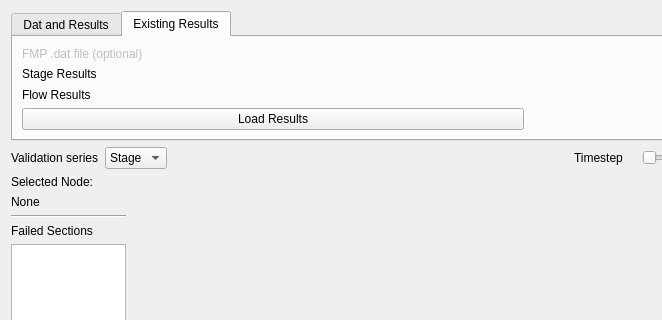
Before: the Qt Designer form plugin/mod_check/forms/ui_fmpstability_check_dialog.ui in duncan-r/ModCheck, drawn with Qt 5; both pictures show x 0 to 662 and y 0 to 320 of the 1053 by 749 pixel window.
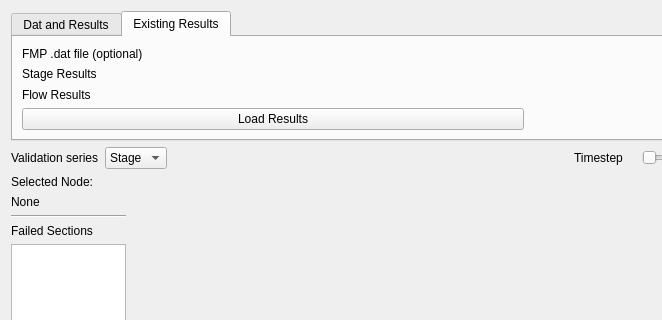
After: the same form once the commit is applied. The open tabs and pages were chosen to show the change. Custom widgets are drawn as their Qt base class.

```diff
--- a/plugin/mod_check/forms/ui_fmpstability_check_dialog.ui
+++ b/plugin/mod_check/forms/ui_fmpstability_check_dialog.ui
@@ -83,7 +83,7 @@
        <item row="0" column="0">
         <widget class="QLabel" name="label_7">
          <property name="enabled">
-          <bool>false</bool>
+          <bool>true</bool>
          </property>
          <property name="text">
           <string>FMP .dat file (optional)</string>
```
Left out of the diff: 4 changed lines with no effect on the pictures.
